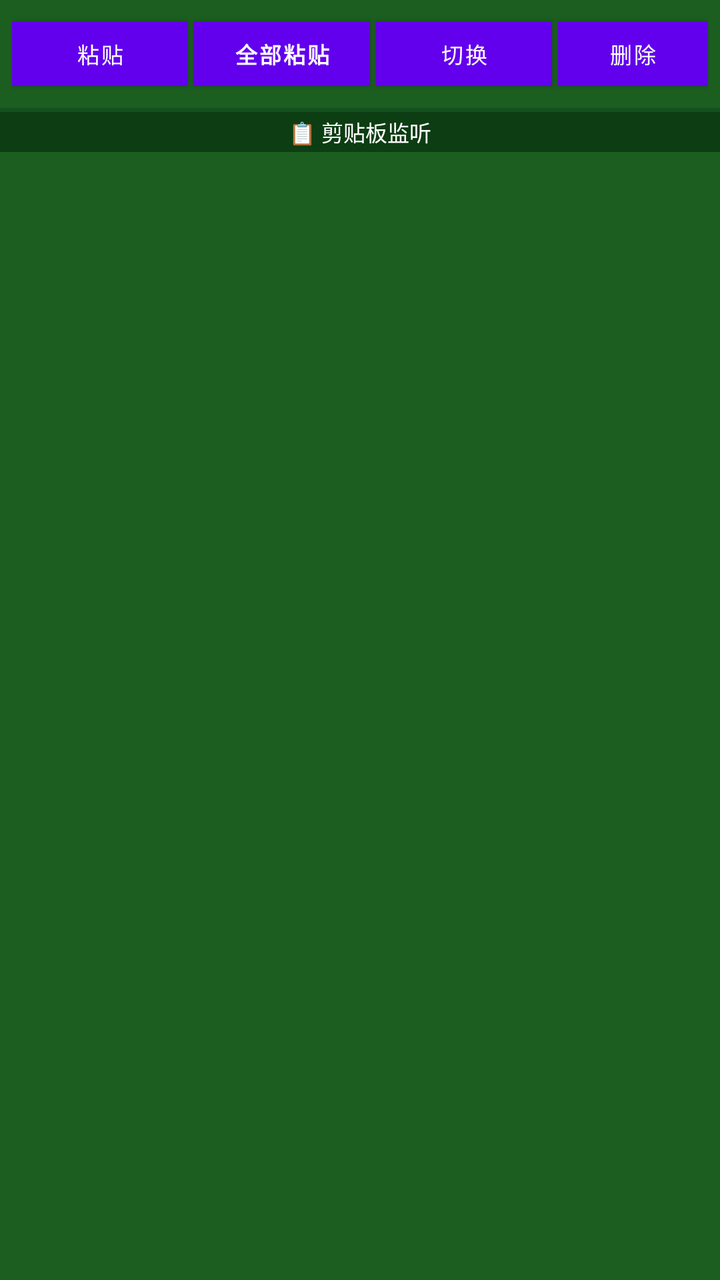
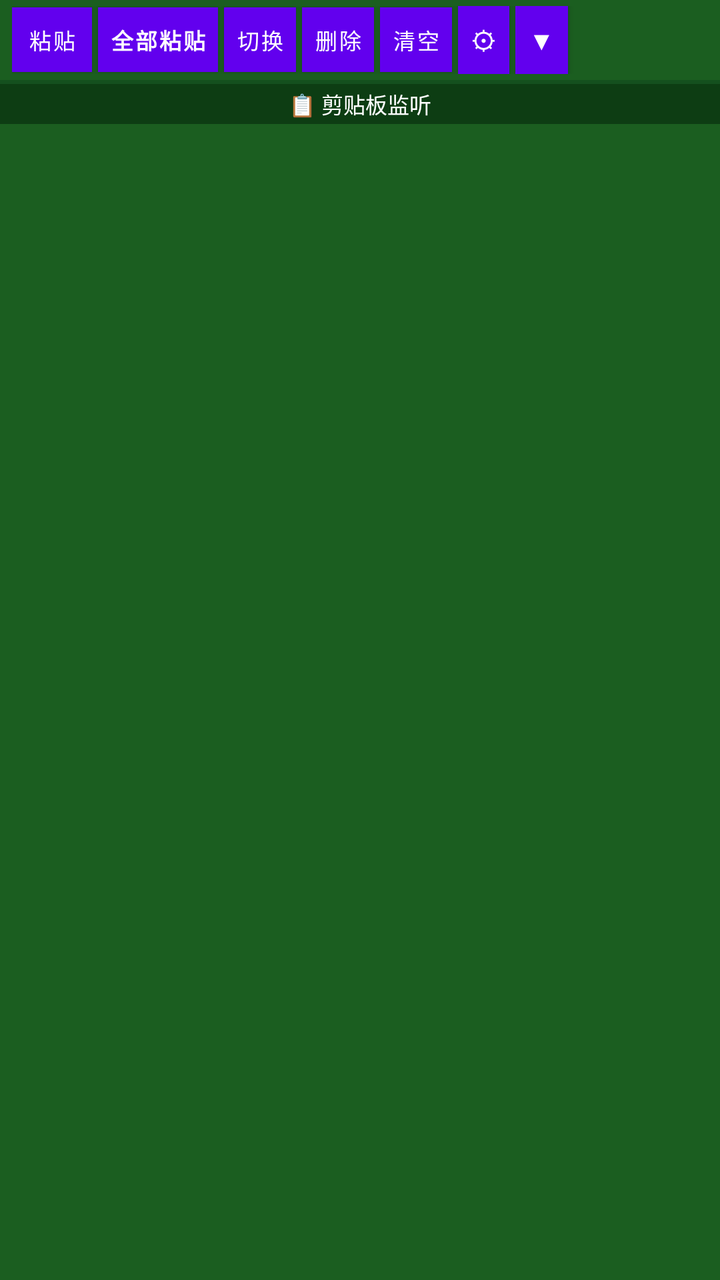

An Android layout rendered at two revisions. The XML below is the earlier revision; the diff shows what the commit changed to produce the second picture.
<!-- AndroidManifest.xml: application theme Theme.JianJi -->
<!-- res/layout/ime_view.xml -->
<?xml version="1.0" encoding="utf-8"?>
<LinearLayout xmlns:android="http://schemas.android.com/apk/res/android"
    android:layout_width="match_parent"
    android:layout_height="wrap_content"
    android:background="#FF1B5E20"
    android:orientation="vertical"
    android:padding="0dp">

    
    <LinearLayout
        android:id="@+id/btnBarContainer"
        android:layout_width="match_parent"
        android:layout_height="wrap_content"
        android:gravity="center_vertical"
        android:orientation="horizontal"
        android:paddingHorizontal="6dp"
        android:paddingVertical="3dp">

        <Button
            android:id="@+id/btnPasteLast"
            android:layout_width="wrap_content"
            android:layout_height="wrap_content"
            android:background="#FF388E3C"
            android:minHeight="0dp"
            android:paddingHorizontal="8dp"
            android:paddingVertical="2dp"
            android:text="粘贴"
            android:textColor="#FFFFFF"
            android:textSize="11sp" />

        <Button
            android:id="@+id/btnPasteAll"
            android:layout_width="wrap_content"
            android:layout_height="wrap_content"
            android:layout_marginStart="3dp"
            android:background="#FFFF9800"
            android:minHeight="0dp"
            android:paddingHorizontal="6dp"
            android:paddingVertical="2dp"
            android:text="全部粘贴"
            android:textColor="#FFFFFF"
            android:textSize="11sp"
            android:textStyle="bold" />

        <Button
            android:id="@+id/btnSwitchBack"
            android:layout_width="wrap_content"
            android:layout_height="wrap_content"
            android:layout_marginStart="3dp"
            android:background="#FF2E7D32"
            android:minHeight="0dp"
            android:paddingHorizontal="6dp"
            android:paddingVertical="2dp"
            android:text="切换"
            android:textColor="#FFFFFF"
            android:textSize="11sp" />

        <Button
            android:id="@+id/btnDelete"
            android:layout_width="wrap_content"
            android:layout_height="wrap_content"
            android:layout_marginStart="3dp"
            android:background="#FFD32F2F"
            android:minHeight="0dp"
            android:paddingHorizontal="6dp"
            android:paddingVertical="2dp"
            android:text="删除"
            android:textColor="#FFFFFF"
            android:textSize="11sp" />

        <Button
            android:id="@+id/btnClearClipboard"
            android:layout_width="wrap_content"
            android:layout_height="wrap_content"
            android:layout_marginStart="3dp"
            android:background="#FFB00020"
            android:minHeight="0dp"
            android:paddingHorizontal="6dp"
            android:paddingVertical="2dp"
            android:text="清空"
            android:textColor="#FFFFFF"
            android:textSize="11sp" />

    </LinearLayout>

    
    <androidx.recyclerview.widget.RecyclerView
        android:id="@+id/rvImeClipboard"
        android:layout_width="match_parent"
        android:layout_height="wrap_content"
        android:scrollbars="vertical"
        android:fadeScrollbars="false"
        android:scrollbarThumbVertical="@android:color/darker_gray"
        android:scrollbarSize="4dp"
        android:background="#FF14501E"
        android:clipToPadding="false"
        android:padding="1dp" />

    
    <TextView
        android:id="@+id/tvImeStatus"
        android:layout_width="match_parent"
        android:layout_height="wrap_content"
        android:background="#FF0D3D13"
        android:gravity="center"
        android:paddingHorizontal="6dp"
        android:paddingVertical="2dp"
        android:text="📋 剪贴板监听"
        android:textColor="#FFFFFF"
        android:textSize="11sp" />

</LinearLayout>
<!-- resources referenced by this layout -->
<resources>
  <style name="Theme.JianJi" parent="Theme.MaterialComponents.DayNight.NoActionBar">
          <item name="colorPrimary">@color/primary</item>
          <item name="colorPrimaryVariant">@color/primary_variant</item>
          <item name="colorAccent">@color/accent</item>
          <item name="android:windowBackground">@color/background</item>
      </style>
  <color name="primary">#FF6200EE</color>
  <color name="primary_variant">#FF3700B3</color>
  <color name="accent">#FF03DAC5</color>
  <color name="background">#FFF5F5F5</color>
</resources>

<!-- the commit's change to res/layout/ime_view.xml (unified diff, before → after) -->
@@ -7,94 +7,243 @@
     android:padding="0dp">
 
     
-    <LinearLayout
-        android:id="@+id/btnBarContainer"
+    <HorizontalScrollView
+        android:id="@+id/btnBarScroll"
         android:layout_width="match_parent"
         android:layout_height="wrap_content"
-        android:gravity="center_vertical"
-        android:orientation="horizontal"
-        android:paddingHorizontal="6dp"
-        android:paddingVertical="3dp">
-
-        <Button
-            android:id="@+id/btnPasteLast"
+        android:background="#FF1B5E20"
+        android:fillViewport="true"
+        android:scrollbars="none">
+
+        <LinearLayout
+            android:id="@+id/btnBarContainer"
             android:layout_width="wrap_content"
             android:layout_height="wrap_content"
-            android:background="#FF388E3C"
-            android:minHeight="0dp"
-            android:paddingHorizontal="8dp"
-            android:paddingVertical="2dp"
-            android:text="粘贴"
-            android:textColor="#FFFFFF"
-            android:textSize="11sp" />
-
-        <Button
-            android:id="@+id/btnPasteAll"
-            android:layout_width="wrap_content"
-            android:layout_height="wrap_content"
-            android:layout_marginStart="3dp"
-            android:background="#FFFF9800"
-            android:minHeight="0dp"
+            android:gravity="center_vertical"
+            android:orientation="horizontal"
             android:paddingHorizontal="6dp"
-            android:paddingVertical="2dp"
-            android:text="全部粘贴"
-            android:textColor="#FFFFFF"
-            android:textSize="11sp"
-            android:textStyle="bold" />
-
-        <Button
-            android:id="@+id/btnSwitchBack"
-            android:layout_width="wrap_content"
-            android:layout_height="wrap_content"
-            android:layout_marginStart="3dp"
-            android:background="#FF2E7D32"
-            android:minHeight="0dp"
-            android:paddingHorizontal="6dp"
-            android:paddingVertical="2dp"
-            android:text="切换"
-            android:textColor="#FFFFFF"
-            android:textSize="11sp" />
-
-        <Button
-            android:id="@+id/btnDelete"
-            android:layout_width="wrap_content"
-            android:layout_height="wrap_content"
-            android:layout_marginStart="3dp"
-            android:background="#FFD32F2F"
-            android:minHeight="0dp"
-            android:paddingHorizontal="6dp"
-            android:paddingVertical="2dp"
-            android:text="删除"
-            android:textColor="#FFFFFF"
-            android:textSize="11sp" />
-
-        <Button
-            android:id="@+id/btnClearClipboard"
-            android:layout_width="wrap_content"
-            android:layout_height="wrap_content"
-            android:layout_marginStart="3dp"
-            android:background="#FFB00020"
-            android:minHeight="0dp"
-            android:paddingHorizontal="6dp"
-            android:paddingVertical="2dp"
-            android:text="清空"
-            android:textColor="#FFFFFF"
-            android:textSize="11sp" />
-
-    </LinearLayout>
+            android:paddingVertical="3dp">
+
+            <Button
+                android:id="@+id/btnPasteLast"
+                android:layout_width="wrap_content"
+                android:layout_height="wrap_content"
+                android:background="#FF388E3C"
+                android:minHeight="0dp"
+                android:minWidth="0dp"
+                android:paddingHorizontal="8dp"
+                android:paddingVertical="2dp"
+                android:text="粘贴"
+                android:textColor="#FFFFFF"
+                android:textSize="11sp" />
+
+            <Button
+                android:id="@+id/btnPasteAll"
+                android:layout_width="wrap_content"
+                android:layout_height="wrap_content"
+                android:layout_marginStart="3dp"
+                android:background="#FFFF9800"
+                android:minHeight="0dp"
+                android:minWidth="0dp"
+                android:paddingHorizontal="6dp"
+                android:paddingVertical="2dp"
+                android:text="全部粘贴"
+                android:textColor="#FFFFFF"
+                android:textSize="11sp"
+                android:textStyle="bold" />
+
+            <Button
+                android:id="@+id/btnSwitchBack"
+                android:layout_width="wrap_content"
+                android:layout_height="wrap_content"
+                android:layout_marginStart="3dp"
+                android:background="#FF2E7D32"
+                android:minHeight="0dp"
+                android:minWidth="0dp"
+                android:paddingHorizontal="6dp"
+                android:paddingVertical="2dp"
+                android:text="切换"
+                android:textColor="#FFFFFF"
+                android:textSize="11sp" />
+
+            <Button
+                android:id="@+id/btnDelete"
+                android:layout_width="wrap_content"
+                android:layout_height="wrap_content"
+                android:layout_marginStart="3dp"
+                android:background="#FFD32F2F"
+                android:minHeight="0dp"
+                android:minWidth="0dp"
+                android:paddingHorizontal="6dp"
+                android:paddingVertical="2dp"
+                android:text="删除"
+                android:textColor="#FFFFFF"
+                android:textSize="11sp" />
+
+            <Button
+                android:id="@+id/btnClearClipboard"
+                android:layout_width="wrap_content"
+                android:layout_height="wrap_content"
+                android:layout_marginStart="3dp"
+                android:background="#FFB00020"
+                android:minHeight="0dp"
+                android:minWidth="0dp"
+                android:paddingHorizontal="6dp"
+                android:paddingVertical="2dp"
+                android:text="清空"
+                android:textColor="#FFFFFF"
+                android:textSize="11sp" />
+
+            <Button
+                android:id="@+id/btnSettings"
+                android:layout_width="wrap_content"
+                android:layout_height="wrap_content"
+                android:layout_marginStart="3dp"
+                android:background="#FF37474F"
+                android:minHeight="0dp"
+                android:minWidth="0dp"
+                android:paddingHorizontal="6dp"
+                android:paddingVertical="2dp"
+                android:text="⚙"
+                android:textColor="#FFFFFF"
+                android:textSize="13sp" />
+
+            <Button
+                android:id="@+id/btnHideIme"
+                android:layout_width="wrap_content"
+                android:layout_height="wrap_content"
+                android:layout_marginStart="3dp"
+                android:background="#FF455A64"
+                android:minHeight="0dp"
+                android:minWidth="0dp"
+                android:paddingHorizontal="6dp"
+                android:paddingVertical="2dp"
+                android:text="▼"
+                android:textColor="#FFFFFF"
+                android:textSize="13sp" />
+
+        </LinearLayout>
+    </HorizontalScrollView>
 
     
-    <androidx.recyclerview.widget.RecyclerView
-        android:id="@+id/rvImeClipboard"
+    <FrameLayout
+        android:id="@+id/contentArea"
         android:layout_width="match_parent"
         android:layout_height="wrap_content"
-        android:scrollbars="vertical"
-        android:fadeScrollbars="false"
-        android:scrollbarThumbVertical="@android:color/darker_gray"
-        android:scrollbarSize="4dp"
-        android:background="#FF14501E"
-        android:clipToPadding="false"
-        android:padding="1dp" />
+        android:background="#FF14501E">
+
+        
+        <androidx.recyclerview.widget.RecyclerView
+            android:id="@+id/rvImeClipboard"
+            android:layout_width="match_parent"
+            android:layout_height="match_parent"
+            android:clipToPadding="false"
+            android:fadeScrollbars="false"
+            android:padding="1dp"
+            android:scrollbarSize="4dp"
+            android:scrollbarThumbVertical="@android:color/darker_gray"
+            android:scrollbars="vertical" />
+
+        
+        <ScrollView
+            android:id="@+id/scrollImeSettings"
+            android:layout_width="match_parent"
+            android:layout_height="match_parent"
+            android:background="#FF1A3A1A"
+            android:scrollbars="vertical"
+            android:visibility="gone">
+
+            <LinearLayout
+                android:layout_width="match_parent"
+                android:layout_height="wrap_content"
+                android:orientation="vertical"
+                android:paddingHorizontal="8dp"
+                android:paddingVertical="4dp">
+
+                <TextView
+                    android:id="@+id/tvSettingsTitle"
+                    android:layout_width="match_parent"
+                    android:layout_height="wrap_content"
+                    android:text="@string/ime_settings_panel_title"
+                    android:textColor="#FFA5D6A7"
+                    android:textSize="10sp" />
+
+                <TextView
+                    android:id="@+id/tvSkinSection"
+                    android:layout_width="match_parent"
+                    android:layout_height="wrap_content"
+                    android:layout_marginTop="4dp"
+                    android:textColor="#FFA5D6A7"
+                    android:textSize="10sp" />
+
+                <LinearLayout
+                    android:id="@+id/rowSkinHarmony"
+                    android:layout_width="match_parent"
+                    android:layout_height="wrap_content"
+                    android:gravity="center_vertical"
+                    android:orientation="horizontal"
+                    android:paddingVertical="5dp">
+
+                    <TextView
+                        android:id="@+id/tvMarkHarmony"
+                        android:layout_width="wrap_content"
+                        android:layout_height="wrap_content"
+                        android:text="◉"
+                        android:textColor="#FFA5D6A7"
+                        android:textSize="13sp" />
+
+                    <TextView
+                        android:id="@+id/tvNameHarmony"
+                        android:layout_width="wrap_content"
+                        android:layout_height="wrap_content"
+                        android:layout_marginStart="6dp"
+                        android:text="@string/skin_harmony"
+                        android:textColor="#FFE8F5E9"
+                        android:textSize="12sp" />
+                </LinearLayout>
+
+                <LinearLayout
+                    android:id="@+id/rowSkinAndroid"
+                    android:layout_width="match_parent"
+                    android:layout_height="wrap_content"
+                    android:gravity="center_vertical"
+                    android:orientation="horizontal"
+                    android:paddingVertical="5dp">
+
+                    <TextView
+                        android:id="@+id/tvMarkAndroid"
+                        android:layout_width="wrap_content"
+                        android:layout_height="wrap_content"
+                        android:text="○"
+                        android:textColor="#FFA5D6A7"
+                        android:textSize="13sp" />
+
+                    <TextView
+                        android:id="@+id/tvNameAndroid"
+                        android:layout_width="wrap_content"
+                        android:layout_height="wrap_content"
+                        android:layout_marginStart="6dp"
+                        android:text="@string/skin_android"
+                        android:textColor="#FFE8F5E9"
+                        android:textSize="12sp" />
+                </LinearLayout>
+
+                <Button
+                    android:id="@+id/btnSettingsBack"
+                    android:layout_width="wrap_content"
+                    android:layout_height="wrap_content"
+                    android:layout_marginTop="4dp"
+                    android:background="#FF455A64"
+                    android:minHeight="0dp"
+                    android:minWidth="0dp"
+                    android:paddingHorizontal="8dp"
+                    android:paddingVertical="2dp"
+                    android:text="@string/ime_settings_back"
+                    android:textColor="#FFFFFF"
+                    android:textSize="11sp" />
+            </LinearLayout>
+        </ScrollView>
+    </FrameLayout>
 
     
     <TextView
<!-- resource entries referenced after the edit -->
@@ -1,5 +1,9 @@
 <!-- resources referenced by this layout -->
 <resources>
+  <string name="ime_settings_back">返回列表</string>
+  <string name="ime_settings_panel_title">键盘设置</string>
+  <string name="skin_android">Android 原版（深绿键盘）</string>
+  <string name="skin_harmony">鸿蒙风（清淡白）</string>
   <style name="Theme.JianJi" parent="Theme.MaterialComponents.DayNight.NoActionBar">
           <item name="colorPrimary">@color/primary</item>
           <item name="colorPrimaryVariant">@color/primary_variant</item>
